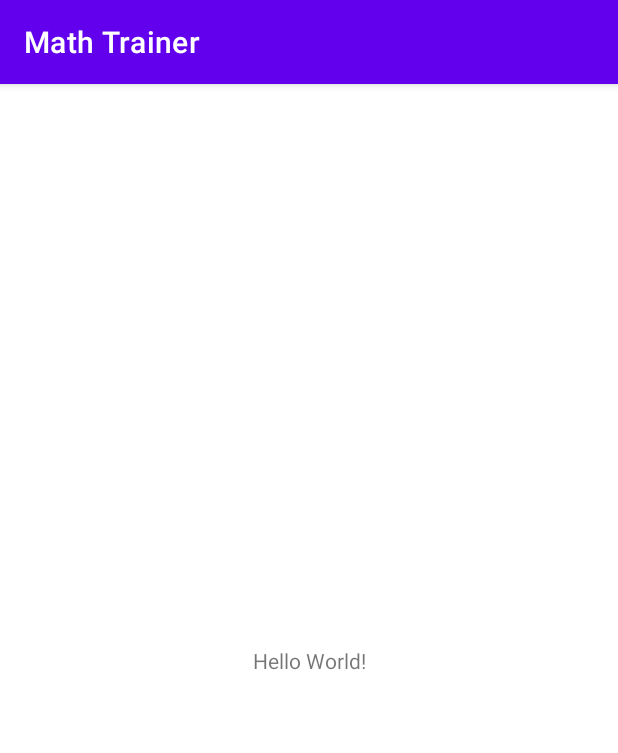
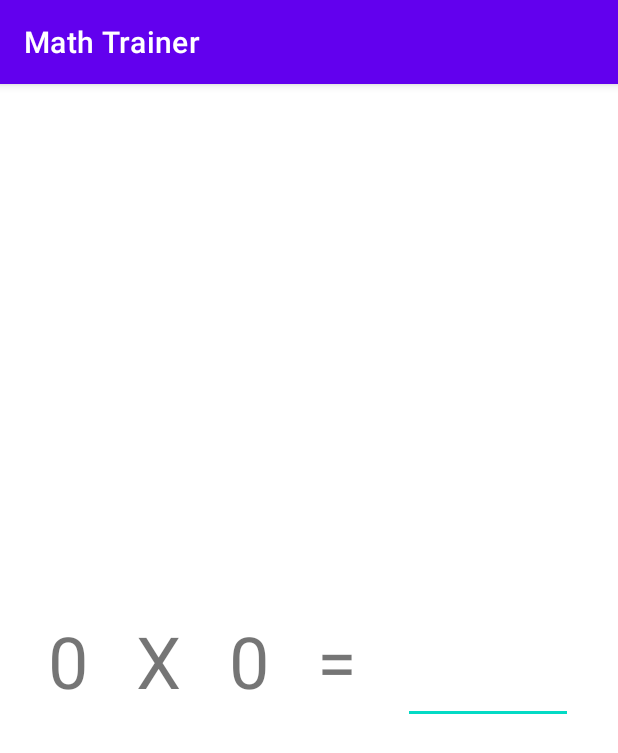
Before and after one commit to DennisHartstock/MathTrainer, an Android app: the screen it shows after launch (MainActivity), on a phone screen of 412 x 824 dp. Shown: the top 753 px of the screen. Run offline under Robolectric (Android 15) with nearby library versions, the phone set to English and light mode, and no system bars.

Commit message:
add exercise layout

```diff
--- a/app/build.gradle
+++ b/app/build.gradle
@@ -4,7 +4,7 @@ plugins {
 }
 
 android {
-    compileSdk 32
+    compileSdk 33
 
     defaultConfig {
         applicationId "com.example.mathtrainer"
--- a/app/src/main/java/com/example/mathtrainer/MainActivity.kt
+++ b/app/src/main/java/com/example/mathtrainer/MainActivity.kt
@@ -1,11 +1,48 @@
 package com.example.mathtrainer
 
+import android.os.Bundle
+import android.widget.EditText
+import android.widget.TextView
 import androidx.appcompat.app.AppCompatActivity
-import android.os.Bundle
 
 class MainActivity : AppCompatActivity() {
+
+    private lateinit var tvFirstArg: TextView
+    private lateinit var tvMathSign: TextView
+    private lateinit var tvSecondArg: TextView
+    private lateinit var tvEqualSign: TextView
+    private lateinit var etResult: EditText
+
     override fun onCreate(savedInstanceState: Bundle?) {
         super.onCreate(savedInstanceState)
         setContentView(R.layout.activity_main)
+
+        tvFirstArg = findViewById(R.id.tvFirstArg)
+        tvMathSign = findViewById(R.id.tvMathSign)
+        tvSecondArg = findViewById(R.id.tvSecondArg)
+        tvEqualSign = findViewById(R.id.tvEqualSign)
+        etResult = findViewById(R.id.etResult)
+
+        buildExercise()
+//        getResult()
+    }
+
+    private fun buildExercise() {
+        val firstArg = (0 until 2).random()
+        val secondArg = (0 until 10).random()
+
+        tvFirstArg.text = firstArg.toString()
+        tvMathSign.text = "X"
+        tvSecondArg.text = secondArg.toString()
+        tvEqualSign.text = "="
+    }
+
+    private fun getResult() {
+        val myResult = etResult.text.toString().toInt()
+        val result = tvFirstArg.text.toString().toInt() * tvSecondArg.text.toString().toInt()
+        if (myResult == result) {
+            tvFirstArg.text = (0 until 2).random().toString()
+            tvSecondArg.text = (0 until 10).random().toString()
+        }
     }
 }
--- a/app/src/main/res/layout/activity_main.xml
+++ b/app/src/main/res/layout/activity_main.xml
@@ -7,12 +7,61 @@
     tools:context=".MainActivity">
 
     <TextView
+        android:id="@+id/tvFirstArg"
         android:layout_width="wrap_content"
         android:layout_height="wrap_content"
-        android:text="Hello World!"
+        android:text="0"
+        android:textSize="48sp"
+        android:layout_marginStart="32dp"
         app:layout_constraintBottom_toBottomOf="parent"
-        app:layout_constraintEnd_toEndOf="parent"
         app:layout_constraintStart_toStartOf="parent"
         app:layout_constraintTop_toTopOf="parent" />
 
+    <TextView
+        android:id="@+id/tvMathSign"
+        android:layout_width="wrap_content"
+        android:layout_height="wrap_content"
+        android:text="X"
+        android:textSize="48sp"
+        android:layout_marginStart="32dp"
+        app:layout_constraintStart_toEndOf="@id/tvFirstArg"
+        app:layout_constraintBottom_toBottomOf="parent"
+        app:layout_constraintTop_toTopOf="parent" />
+
+    <TextView
+        android:id="@+id/tvSecondArg"
+        android:layout_width="wrap_content"
+        android:layout_height="wrap_content"
+        android:text="0"
+        android:textSize="48sp"
+        android:layout_marginStart="32dp"
+        app:layout_constraintBottom_toBottomOf="parent"
+        app:layout_constraintStart_toEndOf="@id/tvMathSign"
+        app:layout_constraintTop_toTopOf="parent" />
+
+    <TextView
+        android:id="@+id/tvEqualSign"
+        android:layout_width="wrap_content"
+        android:layout_height="wrap_content"
+        android:text="="
+        android:textSize="48sp"
+        android:layout_marginStart="32dp"
+        app:layout_constraintBottom_toBottomOf="parent"
+        app:layout_constraintStart_toEndOf="@id/tvSecondArg"
+        app:layout_constraintTop_toTopOf="parent" />
+
+    <EditText
+        android:id="@+id/etResult"
+        android:layout_width="wrap_content"
+        android:layout_height="wrap_content"
+        android:layout_marginEnd="32dp"
+        android:inputType="number"
+        android:ems="2"
+        android:textSize="48sp"
+        android:layout_marginStart="32dp"
+        app:layout_constraintStart_toEndOf="@id/tvEqualSign"
+        app:layout_constraintBottom_toBottomOf="parent"
+        app:layout_constraintEnd_toEndOf="parent"
+        app:layout_constraintTop_toTopOf="parent" />
+
 </androidx.constraintlayout.widget.ConstraintLayout>
```
